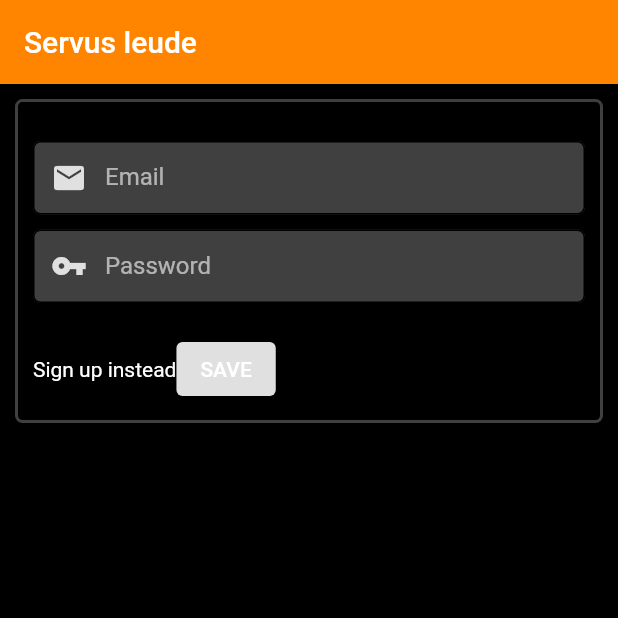
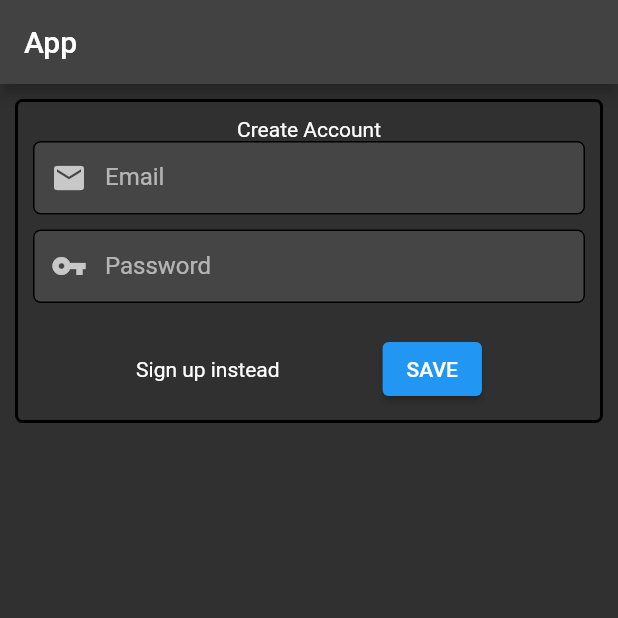
Before and after one commit to IHaveHackedYou/first_app, a Flutter app: the screen it shows after launch, after a tap on "SignUp", after a tap on "Sign in instead", on a phone screen of 412 x 824 dp, the top half of it. Run offline on Flutter 3.47's test engine with Material 2 defaults, Android fonts, the phone set to English and light mode, and no system bars; our stand-ins replace firebase_auth, firebase_core, google_fonts; accounts and stored records are empty.

Commit message:
changed look of authentication

```diff
--- /dev/null
+++ b/lib/src/consts/custom_app_bar.dart
@@ -0,0 +1,7 @@
+import 'package:flutter/material.dart';
+
+class CustomAppBars{
+  static AppBar mainAppBar(BuildContext context) => AppBar(
+    title: Text("App"),
+  );
+}
--- a/lib/src/consts/input_forms.dart
+++ b/lib/src/consts/input_forms.dart
@@ -4,11 +4,10 @@ class InputDecorations {
   static InputDecoration authenticationInputFormDecoration(
           IconData icon, String labelText, BuildContext context) =>
       InputDecoration(
-        prefixIcon: Icon(icon, color: Theme.of(context).colorScheme.primary),
+        prefixIcon: Icon(icon),
         contentPadding: const EdgeInsets.fromLTRB(20, 15, 20, 15),
         border: OutlineInputBorder(borderRadius: BorderRadius.circular(5)),
         labelText: labelText,
-        fillColor: Theme.of(context).colorScheme.tertiary,
         filled: true,
         enabledBorder:
             OutlineInputBorder(borderRadius: BorderRadius.circular(5)),
--- a/lib/src/consts/material_themes.dart
+++ b/lib/src/consts/material_themes.dart
@@ -3,16 +3,17 @@ import 'package:google_fonts/google_fonts.dart';
 
 ThemeData darkTheme() {
   final baseTheme = ThemeData.dark();
-  return baseTheme.copyWith(
+  return baseTheme;/* .copyWith(
       textTheme: GoogleFonts.robotoTextTheme(),
-      scaffoldBackgroundColor: Color(0xFF000000),
+      scaffoldBackgroundColor: Color(0x30303030),
       primaryColor: Color(0xFFFFFFFF),
       colorScheme: ColorScheme.fromSwatch().copyWith(
-        primary: Color(0xFFE0E0E0),
-        secondary: Color(0xFFFF8400),
+        onPrimary: Color(0xFFFF),
+        primary: Color.fromARGB(255, 255, 255, 255),
+        secondary: Color.fromARGB(206, 255, 255, 255),
         tertiary: Color(0xFF404040),
         shadow: Color(0xF5C5C5C),
         outline: Color(0xE6FF8400),
         errorContainer: Color(0xFFFF0000),
-      ));
+      )); */
 }
--- a/lib/src/screens/app_bar.dart
+++ /dev/null
@@ -1,11 +0,0 @@
-import 'package:flutter/material.dart';
-
-class CustomAppBar extends StatelessWidget {
-  const CustomAppBar({Key? key}) : super(key: key);
-
-  @override
-  Widget build(BuildContext context) {
-    // TODO change
-    return AppBar(title: Text("Servus leude"),);
-  }
-}
--- a/lib/src/screens/authentication/authentication_input_forms.dart
+++ b/lib/src/screens/authentication/authentication_input_forms.dart
@@ -1,6 +1,5 @@
 import 'package:first_app/src/consts/input_forms.dart';
 import "package:flutter/material.dart";
-
 
 class SignUpForm extends StatefulWidget {
   const SignUpForm(
@@ -10,8 +9,7 @@ class SignUpForm extends StatefulWidget {
       required this.changeToSignIn})
       : super(key: key);
 
-  final void Function(String email, String displayName, String password)
-      signUp;
+  final void Function(String email, String displayName, String password) signUp;
   final void Function() cancel;
   final void Function() changeToSignIn;
 
@@ -32,8 +30,7 @@ class _SignUpFormState extends State<SignUpForm> {
       margin: EdgeInsets.all(10),
       padding: EdgeInsets.all(10),
       decoration: BoxDecoration(
-          border: Border.all(
-              color: Theme.of(context).colorScheme.tertiary, width: 2),
+          border: Border.all(width: 2),
           borderRadius: BorderRadius.all(Radius.circular(5))),
       child: Column(children: [
         Text("Create Account"),
@@ -51,7 +48,9 @@ class _SignUpFormState extends State<SignUpForm> {
                     }
                   },
                   controller: _emailController,
-                  decoration: InputDecorations.authenticationInputFormDecoration(Icons.email, "Email", context),
+                  decoration:
+                      InputDecorations.authenticationInputFormDecoration(
+                          Icons.email, "Email", context),
                 ),
                 SizedBox(
                   height: 10,
@@ -67,7 +66,9 @@ class _SignUpFormState extends State<SignUpForm> {
                   },
                   controller: _passwordController,
                   obscureText: true,
-                  decoration: InputDecorations.authenticationInputFormDecoration(Icons.vpn_key, "Password", context),
+                  decoration:
+                      InputDecorations.authenticationInputFormDecoration(
+                          Icons.vpn_key, "Password", context),
                 ),
                 SizedBox(
                   height: 10,
@@ -82,18 +83,18 @@ class _SignUpFormState extends State<SignUpForm> {
                     }
                   },
                   controller: _displayNameController,
-                  decoration: InputDecorations.authenticationInputFormDecoration(Icons.person, "Name", context),
+                  decoration:
+                      InputDecorations.authenticationInputFormDecoration(
+                          Icons.person, "Name", context),
                 ),
                 SizedBox(
                   height: 10,
                 ),
                 Row(
+                  mainAxisAlignment: MainAxisAlignment.spaceEvenly,
                   children: [
-                    // TODO add sign in behavior
                     GestureDetector(
-                        child: Text("Sign in instead",
-                            style: TextStyle(
-                                color: Theme.of(context).primaryColor)),
+                        child: Text("Sign in instead"),
                         onTap: widget.changeToSignIn),
                     ElevatedButton(
                       onPressed: () {
@@ -144,8 +145,7 @@ class _SignInFormState extends State<SignInForm> {
         margin: EdgeInsets.all(10),
         padding: EdgeInsets.all(10),
         decoration: BoxDecoration(
-            border: Border.all(
-                color: Theme.of(context).colorScheme.tertiary, width: 2),
+            border: Border.all(width: 2),
             borderRadius: BorderRadius.all(Radius.circular(5))),
         child: Column(children: [
           Text("Create Account"),
@@ -163,7 +163,9 @@ class _SignInFormState extends State<SignInForm> {
                       }
                     },
                     controller: _emailController,
-                    decoration: InputDecorations.authenticationInputFormDecoration(Icons.email, "Email", context),
+                    decoration:
+                        InputDecorations.authenticationInputFormDecoration(
+                            Icons.email, "Email", context),
                   ),
                   SizedBox(
                     height: 10,
@@ -179,7 +181,9 @@ class _SignInFormState extends State<SignInForm> {
                     },
                     controller: _passwordController,
                     obscureText: true,
-                    decoration: InputDecorations.authenticationInputFormDecoration(Icons.vpn_key, "Password", context),
+                    decoration:
+                        InputDecorations.authenticationInputFormDecoration(
+                            Icons.vpn_key, "Password", context),
                   ),
                   SizedBox(
                     height: 10,
@@ -188,11 +192,12 @@ class _SignInFormState extends State<SignInForm> {
                     height: 10,
                   ),
                   Row(
+                    mainAxisAlignment: MainAxisAlignment.spaceEvenly,
                     children: [
                       GestureDetector(
-                          child: Text("Sign up instead",
-                              style: TextStyle(
-                                  color: Theme.of(context).primaryColor)),
+                          child: Text(
+                            "Sign up instead",
+                          ),
                           onTap: widget.changeToSignUp),
                       ElevatedButton(
                         onPressed: () {
--- a/lib/src/screens/screen_manager.dart
+++ b/lib/src/screens/screen_manager.dart
@@ -1,3 +1,4 @@
+import 'package:first_app/src/consts/custom_app_bar.dart';
 import 'package:first_app/src/services/authentication.dart';
 import 'package:flutter/material.dart';
 import 'package:provider/provider.dart';
@@ -10,10 +11,7 @@ class ScreenManager extends StatelessWidget {
   @override
   Widget build(BuildContext context) {
     return Scaffold(
-        appBar: AppBar(
-          title: Text("Servus leude"),
-          backgroundColor: Theme.of(context).colorScheme.secondary,
-        ),
+        appBar: CustomAppBars.mainAppBar(context),
         body: SafeArea(
             child: Container(
                 child: Column(
```
